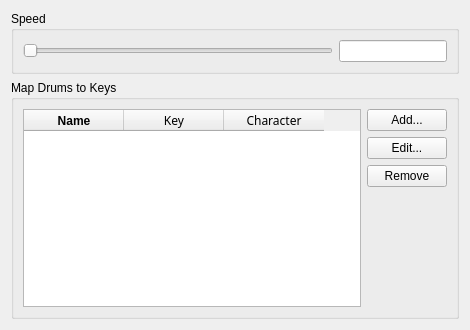
Before: the Qt Designer form prefsrec.ui in domoritz/drummy, drawn with Qt 5.
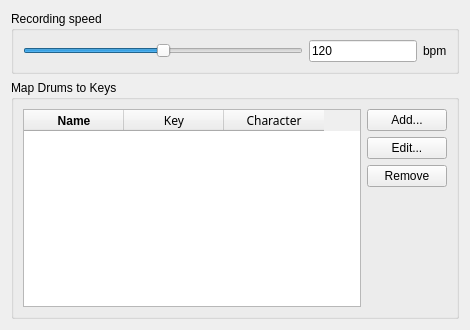
After: the same form once the commit is applied.

```diff
--- a/prefsrec.ui
+++ b/prefsrec.ui
@@ -29,11 +29,23 @@
    <item>
     <widget class="QGroupBox" name="groupBox_2">
      <property name="title">
-      <string>Speed</string>
+      <string>Recording speed</string>
      </property>
      <layout class="QHBoxLayout" name="horizontalLayout">
       <item>
-       <widget class="QSlider" name="horizontalSlider">
+       <widget class="QSlider" name="bpmHorizontalSlider">
+        <property name="toolTip">
+         <string>slide to set the speed in bpm</string>
+        </property>
+        <property name="minimum">
+         <number>40</number>
+        </property>
+        <property name="maximum">
+         <number>200</number>
+        </property>
+        <property name="value">
+         <number>120</number>
+        </property>
         <property name="orientation">
          <enum>Qt::Horizontal</enum>
         </property>
@@ -47,6 +59,31 @@
           <verstretch>0</verstretch>
          </sizepolicy>
         </property>
+        <property name="inputMask">
+         <string>000; </string>
+        </property>
+        <property name="text">
+         <string>120</string>
+        </property>
+       </widget>
+      </item>
+      <item>
+       <widget class="QLabel" name="bpmLabel">
+        <property name="toolTip">
+         <string>beats per minute</string>
+        </property>
+        <property name="statusTip">
+         <string/>
+        </property>
+        <property name="whatsThis">
+         <string>beats per minute label</string>
+        </property>
+        <property name="accessibleName">
+         <string>label</string>
+        </property>
+        <property name="text">
+         <string>bpm</string>
+        </property>
        </widget>
       </item>
      </layout>
```
Left out of the diff: 30 changed lines with no effect on the pictures.
